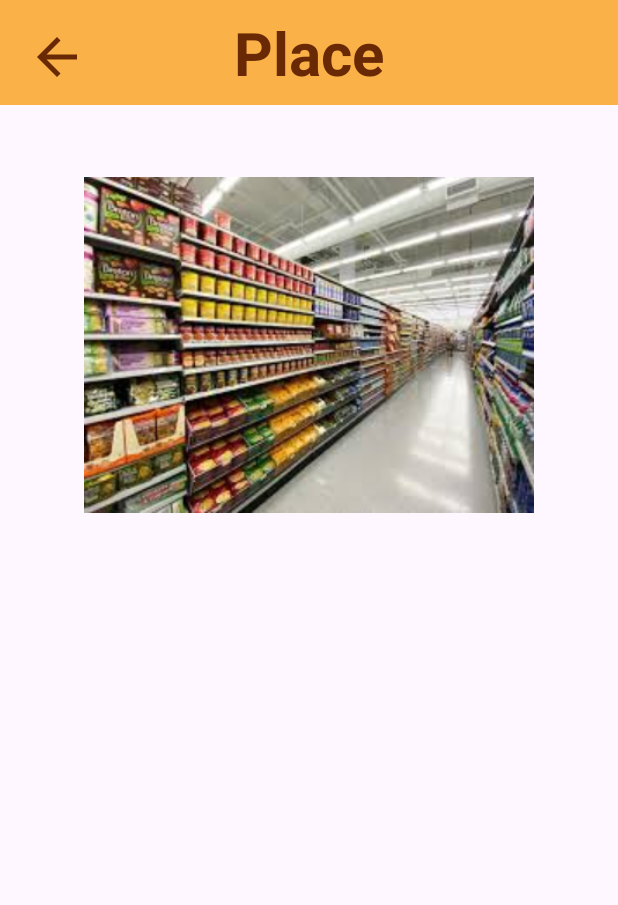
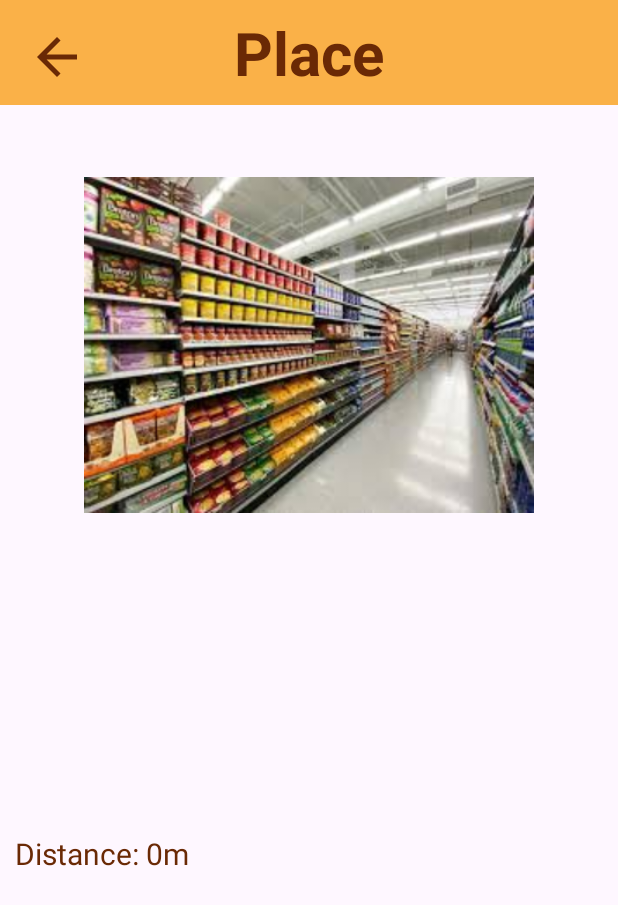
Before and after one commit to IsThisApple/MAD24_PO4_Team3, an Android app: the PlacePage screen opened directly, with no data from a screen before it, on a phone screen of 412 x 824 dp. Shown: the top 905 px of the screen. Run offline under Robolectric (Android 15) with nearby library versions, the phone set to English and light mode, and no system bars.

Commit message:
added specific images for larger supermarkets and added distance into the specific places page

```diff
--- a/app/src/main/java/sg/edu/np/mad/nearbuy/FoursquareResponse.java
+++ b/app/src/main/java/sg/edu/np/mad/nearbuy/FoursquareResponse.java
@@ -348,9 +348,7 @@ public class FoursquareResponse {
             this.suffix = suffix;
         }
     }
-
     public static class Chain {
         // define fields for chain if needed
     }
-
 }
--- a/app/src/main/java/sg/edu/np/mad/nearbuy/PlacePage.java
+++ b/app/src/main/java/sg/edu/np/mad/nearbuy/PlacePage.java
@@ -11,6 +11,8 @@ import androidx.appcompat.app.AppCompatActivity;
 import androidx.core.graphics.Insets;
 import androidx.core.view.ViewCompat;
 import androidx.core.view.WindowInsetsCompat;
+
+import org.w3c.dom.Text;
 
 public class PlacePage extends AppCompatActivity {
 
@@ -28,18 +30,21 @@ public class PlacePage extends AppCompatActivity {
         String name = getIntent().getStringExtra("name");
         String address = getIntent().getStringExtra("location");
         String extendedaddress = getIntent().getStringExtra("extendedaddress");
+        int distance  =getIntent().getIntExtra("distance", 0);
         int image = getIntent().getIntExtra("img",  R.drawable.placeholder);
 
 
         TextView placename = findViewById(R.id.name);
         TextView placeaddress = findViewById(R.id.address);
         TextView placeaddressextended = findViewById(R.id.addressextended);
+        TextView placedistance = findViewById(R.id.distance);
         ImageView locationimage = findViewById(R.id.locationimage);
 
 
         placename.setText(name);
         placeaddress.setText(address);
         placeaddressextended.setText(extendedaddress);
+        placedistance.setText("Distance: " + distance + "m");
         locationimage.setImageResource(image);
 
 
--- a/app/src/main/res/layout/activity_place_page.xml
+++ b/app/src/main/res/layout/activity_place_page.xml
@@ -65,6 +65,17 @@
         android:layout_marginTop="20dp"
         android:textColor="@color/darkbrown"/>
 
+    <TextView
+        android:id="@+id/distance"
+        android:layout_width="wrap_content"
+        android:layout_height="wrap_content"
+        android:text="Distance"
+        android:textSize="20dp"
+        android:layout_below="@id/addressextended"
+        android:layout_marginStart="10dp"
+        android:layout_marginTop="20dp"
+        android:textColor="@color/darkbrown"/>
+
     <ImageView
         android:id="@+id/backbtn"
         android:layout_width="40dp"
--- a/app/src/main/res/layout/item_place.xml
+++ b/app/src/main/res/layout/item_place.xml
@@ -13,7 +13,8 @@
         android:layout_marginTop="10dp"
         android:layout_marginLeft="10dp"
         android:layout_marginRight="10dp"
-        android:layout_marginBottom="5dp">
+        android:layout_marginBottom="5dp"
+        app:cardCornerRadius="10dp">
 
         <LinearLayout
             android:layout_width="match_parent"
```
Also changed, not shown: app/src/main/java/sg/edu/np/mad/nearbuy/PlacesAdapter.java (+39 -7 lines), app/src/main/res/drawable/coldstorage.jpg (added), app/src/main/res/drawable/donki.jpg (added), app/src/main/res/drawable/fairprice.PNG (added), app/src/main/res/drawable/giant.jpg (added), app/src/main/res/drawable/ustar.jpg (renamed from app/src/main/res/drawable/placeholder1.jpg).
